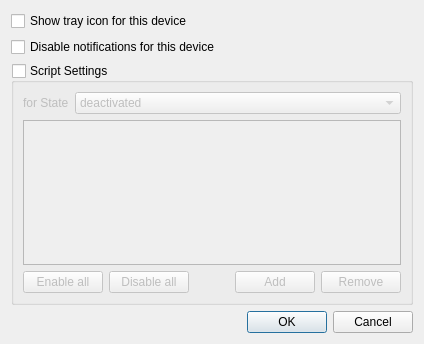
This is qnut/devset.ui in dosnut/nut as Qt 5 draws it before an edit. The edited form follows.
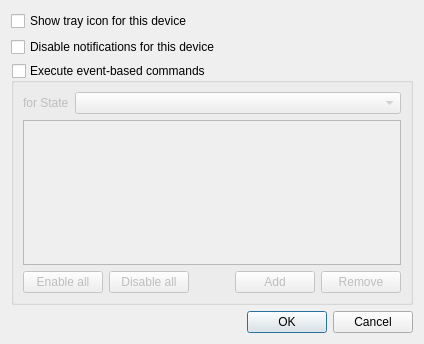
This is the edited form.

Commit message: [qnut] some code and gui polishing

Diff of the .ui file:
```diff
--- a/qnut/devset.ui
+++ b/qnut/devset.ui
@@ -31,7 +31,7 @@
    <item>
     <widget class="QGroupBox" name="scriptBox">
      <property name="title">
-      <string>Script Settings</string>
+      <string>Execute event-based commands</string>
      </property>
      <property name="checkable">
       <bool>true</bool>
@@ -51,6 +51,9 @@
         </item>
         <item row="0" column="1">
          <widget class="QComboBox" name="stateCombo">
+          <property name="currentIndex">
+           <number>-1</number>
+          </property>
           <item>
            <property name="text">
             <string>deactivated</string>
```
Left out of the diff: 3 changed lines with no effect on the pictures. The commit also changes 4 other files.
